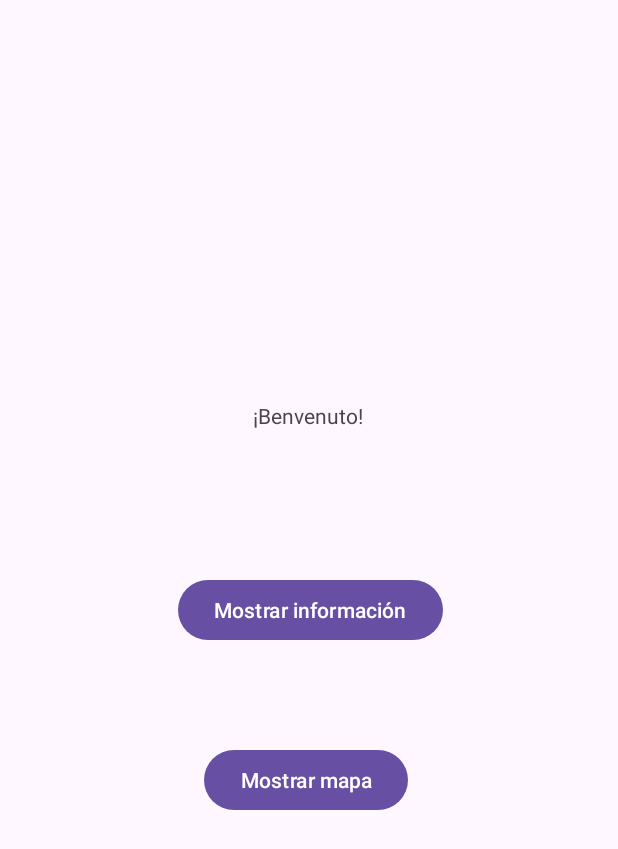
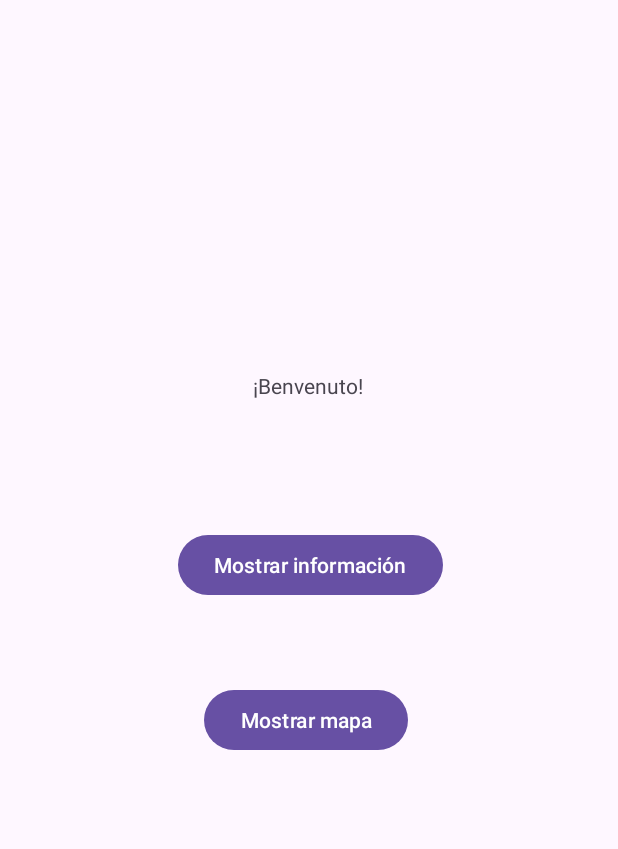
Before and after one commit to Coss02/CoMvApp, an Android app: the screen it shows after launch (MainActivity), on a phone screen of 412 x 824 dp. Shown: the top 849 px of the screen. Run offline under Robolectric (Android 15) with nearby library versions, the phone set to English and light mode, and no system bars.

Commit message:
Map modified

```diff
--- a/app/src/main/res/layout/activity_main.xml
+++ b/app/src/main/res/layout/activity_main.xml
@@ -27,7 +27,7 @@
         android:layout_height="wrap_content"
         android:layout_marginStart="136dp"
         android:layout_marginEnd="137dp"
-        android:layout_marginBottom="280dp"
+        android:layout_marginBottom="320dp"
         android:onClick="openMapActivity"
         android:text="Mostrar mapa"
         app:layout_constraintBottom_toBottomOf="parent"
@@ -40,8 +40,9 @@
         android:layout_width="wrap_content"
         android:layout_height="wrap_content"
         android:layout_marginTop="524dp"
-        app:layout_constraintTop_toTopOf="parent"
-        tools:layout_editor_absoluteX="205dp" />
+        app:layout_constraintEnd_toEndOf="parent"
+        app:layout_constraintStart_toStartOf="parent"
+        app:layout_constraintTop_toTopOf="parent" />
 
     <Button
         android:id="@+id/showInformationButt"
@@ -57,4 +58,11 @@
         app:layout_constraintEnd_toEndOf="parent"
         app:layout_constraintStart_toStartOf="parent"
         app:layout_constraintTop_toBottomOf="@+id/textView" />
+
+    <androidx.constraintlayout.widget.Guideline
+        android:id="@+id/guideline"
+        android:layout_width="wrap_content"
+        android:layout_height="wrap_content"
+        android:orientation="vertical"
+        app:layout_constraintGuide_begin="20dp" />
 </androidx.constraintlayout.widget.ConstraintLayout>
```
Also changed, not shown: app/src/main/java/com/example/comovapp/mapView.java (+55 -11 lines), app/src/main/res/layout/activity_map_view.xml (+19 -4 lines).
